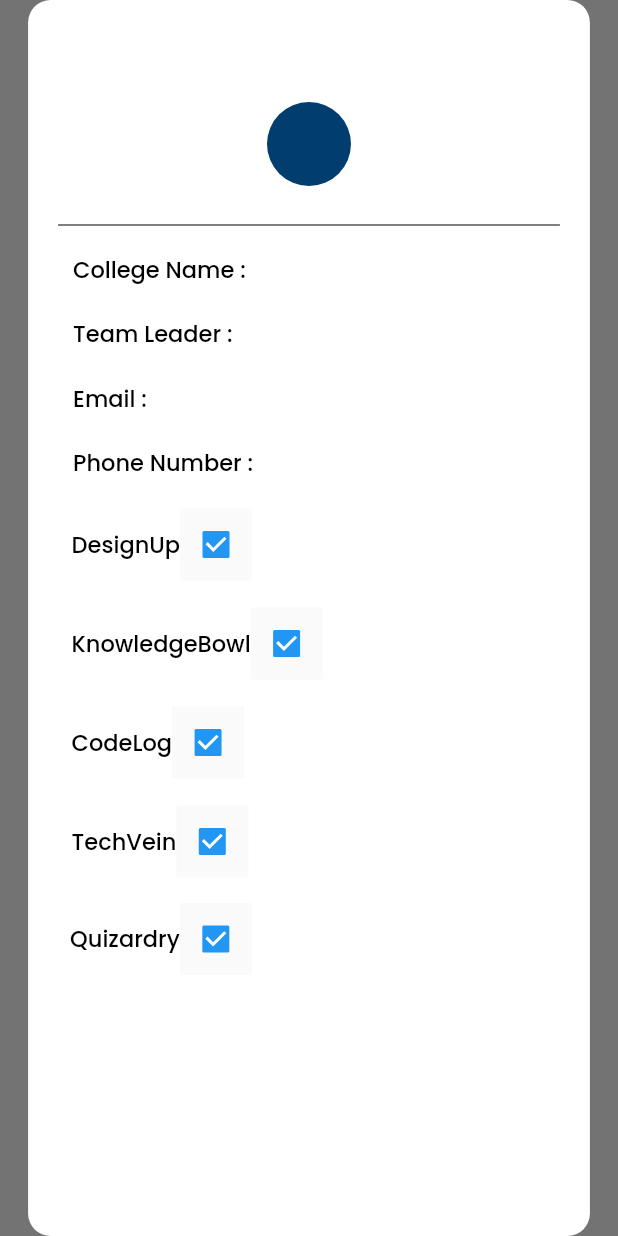
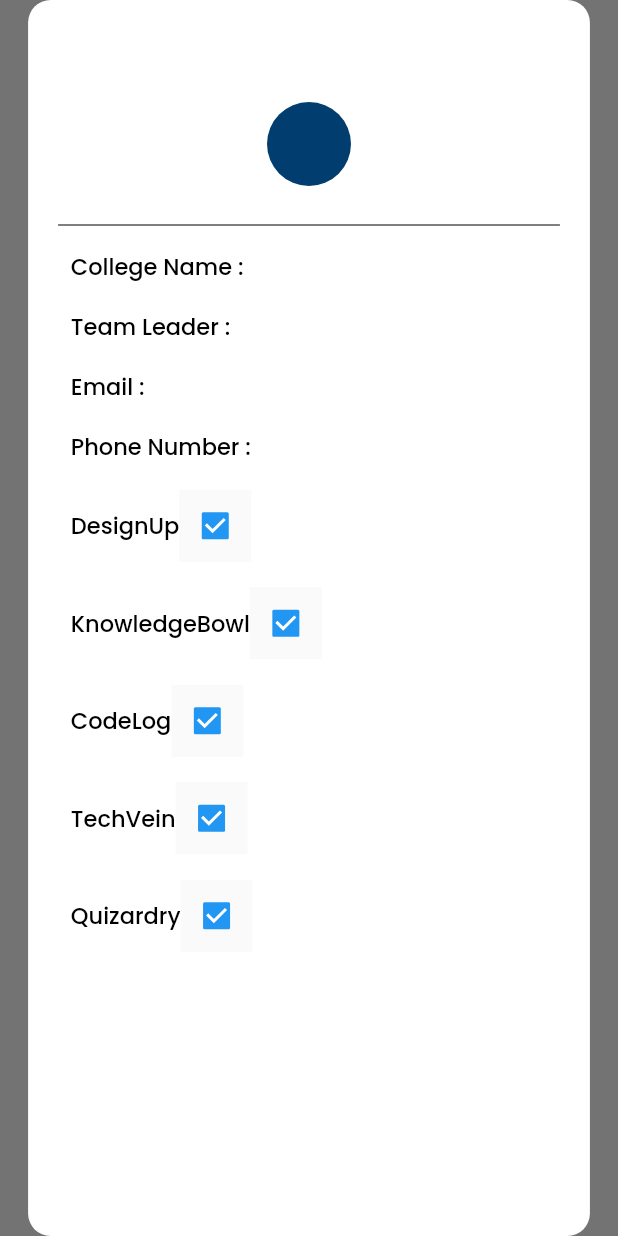
Before and after one commit to naveenkumar-1234/mzcet_teamapk, a Flutter app: what showDetails() shows on an empty page, opened directly with empty values, on a phone screen of 412 x 824 dp. Run offline on Flutter 3.47's test engine with Material 2 defaults, Android fonts, the phone set to English and light mode, and no system bars; our stand-ins replace google_fonts; network calls fail.

Commit message:
final commit and finished

```diff
--- a/lib/functions/showusers.dart
+++ b/lib/functions/showusers.dart
@@ -47,7 +47,7 @@ void showDetails(BuildContext context, User user) {
                           ),
                           const Divider(color: Colors.black),
                           Padding(
-                            padding: const EdgeInsets.all(10.0),
+                            padding: const EdgeInsets.all(8.5),
                             child: Text(
                               "College Name : ${user.collegeName}",
                               style: GoogleFonts.poppins(
@@ -57,7 +57,7 @@ void showDetails(BuildContext context, User user) {
                             ),
                           ),
                           Padding(
-                            padding: const EdgeInsets.all(10.0),
+                            padding: const EdgeInsets.all(8.5),
                             child: Text(
                               "Team Leader : ${user.teamLeader}",
                               style: GoogleFonts.poppins(
@@ -67,7 +67,7 @@ void showDetails(BuildContext context, User user) {
                             ),
                           ),
                           Padding(
-                            padding: const EdgeInsets.all(10.0),
+                            padding: const EdgeInsets.all(8.5),
                             child: Text(
                               "Email : ${user.email}",
                               style: GoogleFonts.poppins(
@@ -77,7 +77,7 @@ void showDetails(BuildContext context, User user) {
                             ),
                           ),
                           Padding(
-                            padding: const EdgeInsets.all(10.0),
+                            padding: const EdgeInsets.all(8.5),
                             child: Text(
                               "Phone Number : ${user.phoneNumber.toString()}",
                               style: GoogleFonts.poppins(
@@ -87,35 +87,35 @@ void showDetails(BuildContext context, User user) {
                             ),
                           ),
                           Padding(
-                            padding: const EdgeInsets.all(9.0),
+                            padding: const EdgeInsets.all(8.5),
                             child: CustomChecker(
                               event: user.designup,
                               eventname: "DesignUp",
                             ),
                           ),
                           Padding(
-                            padding: const EdgeInsets.all(9.0),
+                            padding: const EdgeInsets.all(8.5),
                             child: CustomChecker(
                               event: user.knowlegde,
                               eventname: "KnowledgeBowl",
                             ),
                           ),
                           Padding(
-                            padding: const EdgeInsets.all(9.0),
+                            padding: const EdgeInsets.all(8.5),
                             child: CustomChecker(
                               event: user.codelog,
                               eventname: "CodeLog",
                             ),
                           ),
                           Padding(
-                            padding: const EdgeInsets.all(9.0),
+                            padding: const EdgeInsets.all(8.5),
                             child: CustomChecker(
                               event: user.techvein,
                               eventname: "TechVein",
                             ),
                           ),
                           Padding(
-                            padding: const EdgeInsets.all(8.0),
+                            padding: const EdgeInsets.all(8.5),
                             child: CustomChecker(
                               event: user.quizarddy,
                               eventname: "Quizardry",
--- a/lib/screen/homeScreen.dart
+++ b/lib/screen/homeScreen.dart
@@ -9,6 +9,7 @@ class Home extends StatefulWidget {
 }
 
 List<User> filterUser = [];
+final _searchController = TextEditingController();
 
 class _HomeState extends State<Home> {
 // late Future<List<User>> usersFuture;
@@ -63,6 +64,7 @@ class _HomeState extends State<Home> {
                   ),
                   width: MediaQuery.of(context).size.width / 1.1,
                   child: TextField(
+                    controller: _searchController,
                     decoration: const InputDecoration(
                         contentPadding: EdgeInsets.all(20.0),
                         suffixIcon: Icon(Icons.search),
@@ -71,6 +73,7 @@ class _HomeState extends State<Home> {
                         enabledBorder: InputBorder.none),
                     onChanged: (query) {
                       searchTeam(query);
+                      print(_searchController.text);
                     },
                   ),
                 ),
```
